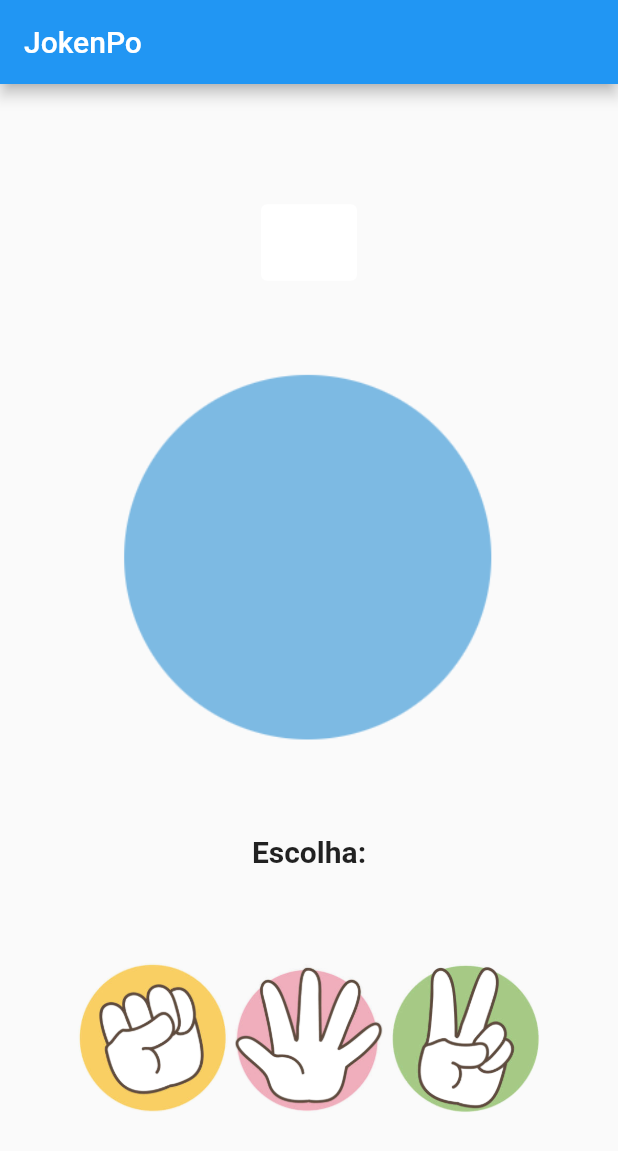
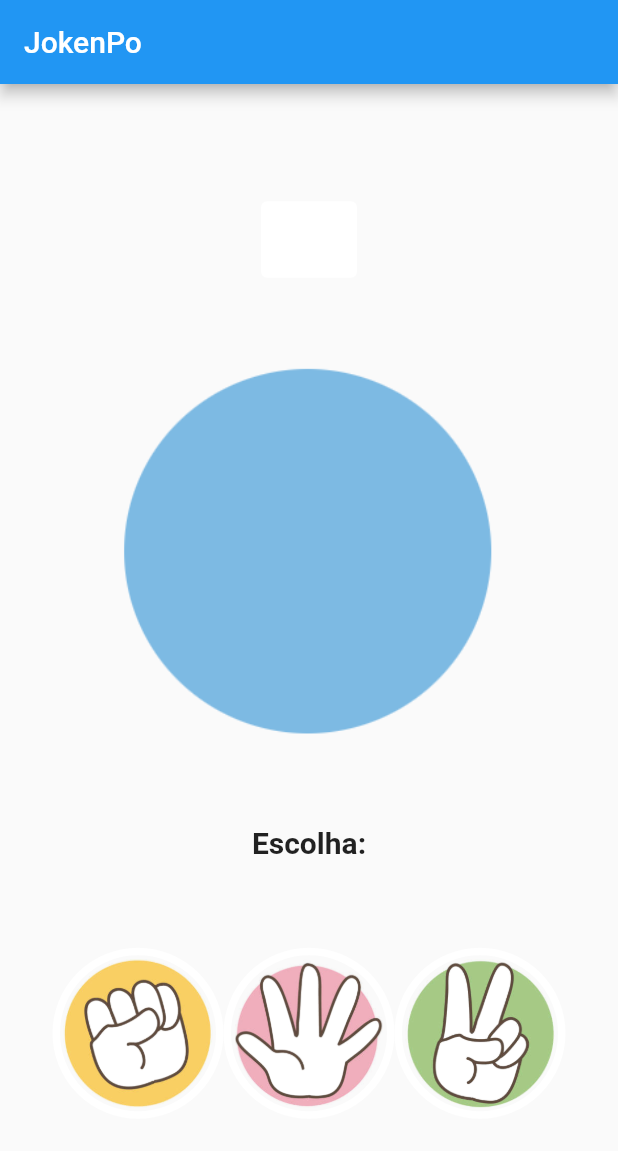
Before and after one commit to RyanOxon/LabMoveis, a Flutter app: the screen it shows after launch, on a phone screen of 412 x 824 dp. Shown: the top 1151 px of the screen. Run offline on Flutter 3.47's test engine with Material 2 defaults, Android fonts, the phone set to English and light mode, and no system bars.

Commit message:
Implementado indicacao da selecao feita

```diff
--- a/app2/jokenpo/lib/home.dart
+++ b/app2/jokenpo/lib/home.dart
@@ -1,8 +1,6 @@
 import 'dart:math';
 
 import 'package:flutter/material.dart';
-import 'package:flutter/src/widgets/framework.dart';
-import 'package:flutter/src/widgets/placeholder.dart';
 
 class HomePage extends StatefulWidget {
   const HomePage({super.key});
@@ -18,7 +16,9 @@ class _HomePageState extends State<HomePage> {
   final String _tesoura = "assets/tesoura.png";
   String _default = "assets/default.png";
   Color _cor = Colors.white;
-
+  bool op1Select = false;
+  bool op2Select = false;
+  bool op3Select = false;
   List<String> get _imgs => [_pedra, _papel, _tesoura];
 
   void _changeImg(int op) {
@@ -27,6 +27,9 @@ class _HomePageState extends State<HomePage> {
       _default = _imgs[i];
       switch (op) {
         case 0:
+          op1Select = true;
+          op2Select = false;
+          op3Select = false;
           if (i == 0) {
             _text = "EMPATE";
             _cor = Colors.yellow;
@@ -39,6 +42,9 @@ class _HomePageState extends State<HomePage> {
           }
           break;
         case 1:
+          op2Select = true;
+          op1Select = false;
+          op3Select = false;
           if (i == 1) {
             _text = "EMPATE";
             _cor = Colors.yellow;
@@ -51,6 +57,9 @@ class _HomePageState extends State<HomePage> {
           }
           break;
         case 2:
+          op3Select = true;
+          op1Select = false;
+          op2Select = false;
           if (i == 2) {
             _text = "EMPATE";
             _cor = Colors.yellow;
@@ -98,27 +107,53 @@ class _HomePageState extends State<HomePage> {
                     mainAxisAlignment: MainAxisAlignment.center,
                     crossAxisAlignment: CrossAxisAlignment.center,
                     children: [
-                      IconButton(
+                      Container(
+                          decoration: BoxDecoration(
+                            shape: BoxShape.circle,
+                            border: Border.all(
+                                width: 5,
+                                color: op1Select
+                                    ? Colors.blueAccent
+                                    : Colors.white),
+                          ),
+                          child: IconButton(
                               onPressed: () {
                                 _changeImg(0);
                               },
                               padding: const EdgeInsets.all(2),
                               iconSize: 100,
-                          icon: Image.asset(_pedra)),
-                      IconButton(
+                              icon: Image.asset(_pedra))),
+                      Container(
+                          decoration: BoxDecoration(
+                            shape: BoxShape.circle,
+                            border: Border.all(
+                                width: 5,
+                                color: op2Select
+                                    ? Colors.blueAccent
+                                    : Colors.white),
+                          ),
+                          child: IconButton(
                               onPressed: () {
                                 _changeImg(1);
                               },
                               padding: const EdgeInsets.all(2),
                               iconSize: 100,
-                          icon: Image.asset(_papel)),
-                      IconButton(
+                              icon: Image.asset(_papel))),
+                      Container(
+                          decoration: BoxDecoration(
+                              shape: BoxShape.circle,
+                              border: Border.all(
+                                  width: 5,
+                                  color: op3Select
+                                      ? Colors.blueAccent
+                                      : Colors.white)),
+                          child: IconButton(
                               onPressed: () {
                                 _changeImg(2);
                               },
                               padding: const EdgeInsets.all(2),
                               iconSize: 100,
-                          icon: Image.asset(_tesoura))
+                              icon: Image.asset(_tesoura)))
                     ],
                   )
                 ],
```
Also changed, not shown: app2/jokenpo/pubspec.lock. Lines whose indentation alone changed are shown as unchanged.
